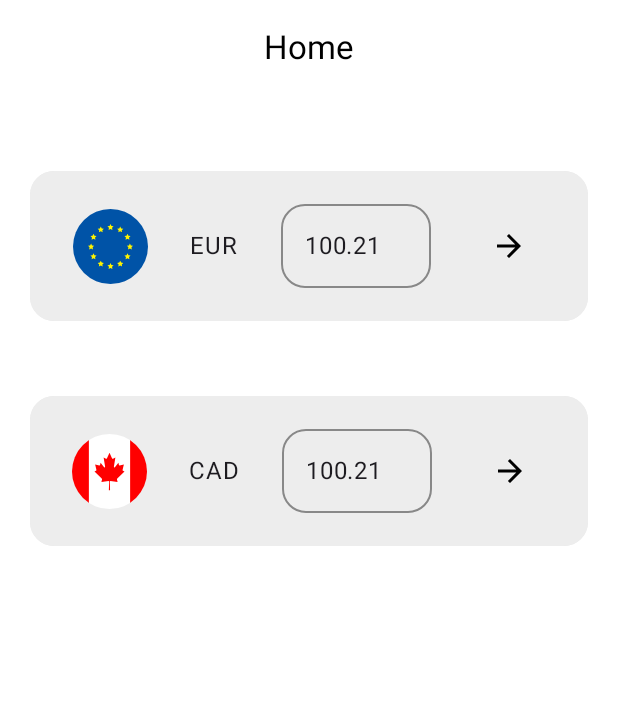
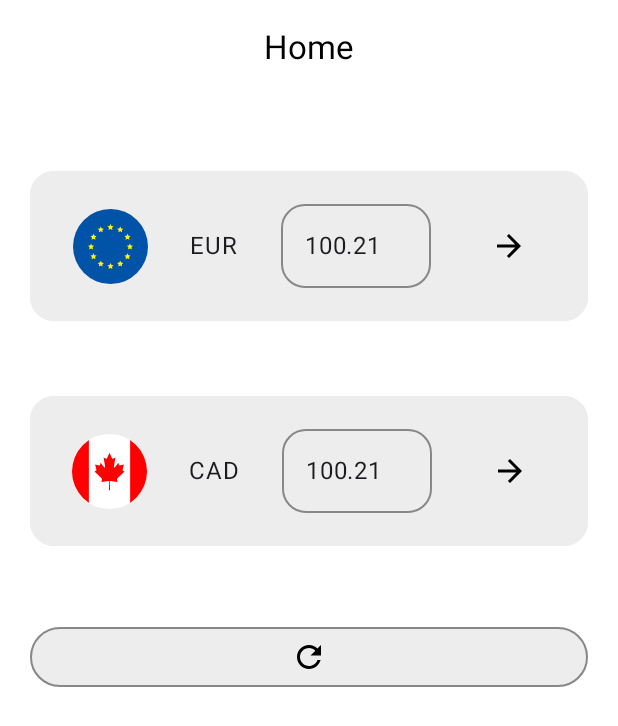
Before and after one commit to dratonyi/CurrencyExchangeRates, an Android app built with Jetpack Compose: the screen it shows after launch (MainActivity), on a phone screen of 412 x 824 dp. Shown: the top 726 px of the screen. Run offline under Robolectric (Android 15) with nearby library versions, the phone set to English and light mode, and no system bars; our stand-ins replace Dagger/Hilt's generated code, Room's generated code, accompanist.

Commit message:
Added swap button

```diff
--- a/app/src/main/java/com/example/currencyexchangerates/UserEvents.kt
+++ b/app/src/main/java/com/example/currencyexchangerates/UserEvents.kt
@@ -6,5 +6,6 @@ sealed interface UserEvent {
     data class ChangeTargetAmount(val newAmount: String): UserEvent
     data class SearchCurrency(val search: String): UserEvent
     data class GoToChangeCurrencyScreen(val type: String): UserEvent
+    object swapCurrencies: UserEvent
     object doNothing: UserEvent
 }
--- a/app/src/main/java/com/example/currencyexchangerates/ui/screens/MainScreen.kt
+++ b/app/src/main/java/com/example/currencyexchangerates/ui/screens/MainScreen.kt
@@ -1,6 +1,8 @@
 package com.example.currencyexchangerates.ui.screens
 
+import android.graphics.Color
 import android.icu.util.Currency
+import androidx.compose.foundation.BorderStroke
 import androidx.compose.foundation.gestures.scrollable
 import androidx.compose.foundation.layout.Box
 import androidx.compose.foundation.layout.Column
@@ -12,9 +14,19 @@ import androidx.compose.foundation.layout.height
 import androidx.compose.foundation.layout.padding
 import androidx.compose.foundation.rememberScrollState
 import androidx.compose.foundation.verticalScroll
+import androidx.compose.material.icons.Icons
+import androidx.compose.material.icons.filled.Refresh
+import androidx.compose.material3.Button
+import androidx.compose.material3.ButtonColors
+import androidx.compose.material3.ButtonDefaults
 import androidx.compose.material3.CenterAlignedTopAppBar
 import androidx.compose.material3.ExperimentalMaterial3Api
+import androidx.compose.material3.Icon
+import androidx.compose.material3.IconButton
+import androidx.compose.material3.IconButtonColors
+import androidx.compose.material3.IconButtonDefaults
 import androidx.compose.material3.MaterialTheme
+import androidx.compose.material3.OutlinedButton
 import androidx.compose.material3.Scaffold
 import androidx.compose.material3.Surface
 import androidx.compose.material3.Text
@@ -71,12 +83,30 @@ fun MainBackground(
                 CurrencyCard(baseCurrency, "base", onEvent, navToChooseCurrency, getFlagId)
                 Spacer(modifier = Modifier.height(50.dp))
                 CurrencyCard(targetCurrency, "target", onEvent, navToChooseCurrency, getFlagId)
+                Spacer(modifier = Modifier.height(50.dp))
+                OutlinedButton(
+                    onClick = { onEvent(UserEvent.swapCurrencies) },
+                    modifier = Modifier
+                        .fillMaxWidth()
+                        .padding(horizontal = 20.dp),
+                    colors = ButtonDefaults.outlinedButtonColors(
+                        containerColor = MaterialTheme.colorScheme.surface,
+                        contentColor = MaterialTheme.colorScheme.primary
+                    ),
+                    border = BorderStroke(1.dp, androidx.compose.ui.graphics.Color.Gray)
+                ) {
+                    Icon(
+                        imageVector = Icons.Filled.Refresh,
+                        contentDescription = null,
+                        tint = MaterialTheme.colorScheme.primary
+                    )
+                }
             }
         }
     )
 }
 
-/*@Preview(
+@Preview(
     showBackground = true,
     uiMode = android.content.res.Configuration.UI_MODE_NIGHT_YES
 )
@@ -91,12 +121,13 @@ fun MainBackgroundPreview() {
                 CurrencyData(),
                 CurrencyData(),
                 {/*TODO*/},
-                {}
+                {},
+                getFlagId = {it.toIntOrNull() ?: 0}
             )
         }
     }
 }
-
+/*
 @Preview(
     showBackground = true,
     uiMode = android.content.res.Configuration.UI_MODE_NIGHT_NO
```
Also changed, not shown: app/src/main/java/com/example/currencyexchangerates/MainViewModel.kt (+12 -0 lines).
